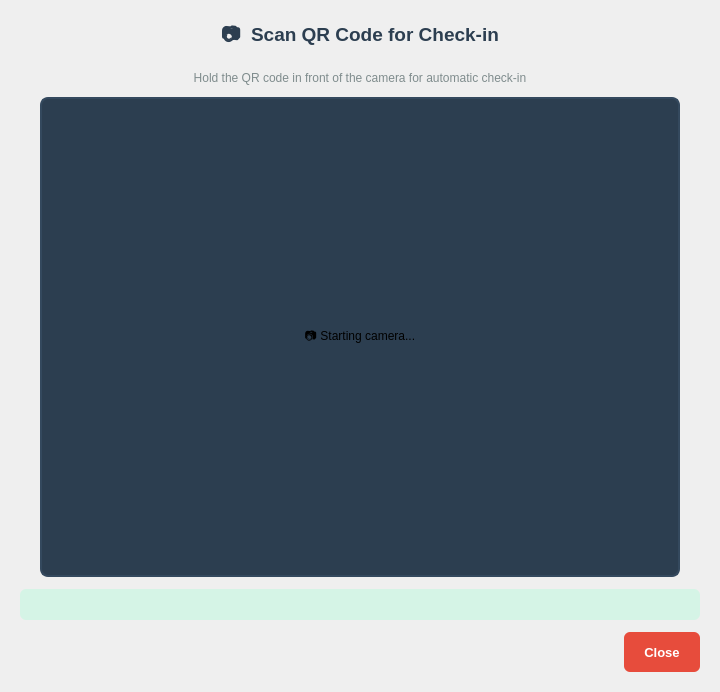
Qt form ui/QRScannerDialog.ui (khoivnk25411e/Final-Project-Programming-Techniques) before a commit.
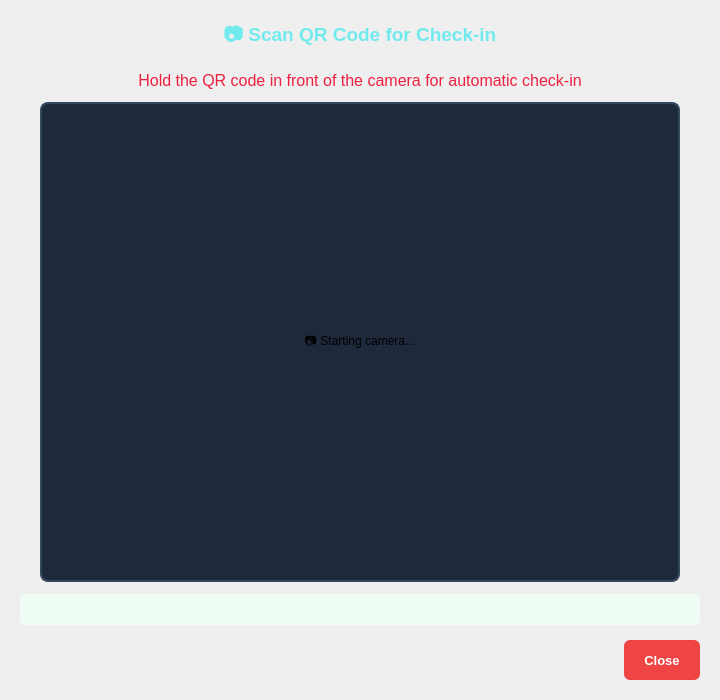
The same form after that commit.

```diff
--- a/ui/QRScannerDialog.ui
+++ b/ui/QRScannerDialog.ui
@@ -7,7 +7,7 @@
     <x>0</x>
     <y>0</y>
     <width>720</width>
-    <height>600</height>
+    <height>700</height>
    </rect>
   </property>
   <property name="windowTitle">
@@ -35,15 +35,14 @@
       <font>
        <family>Arial</family>
        <pointsize>14</pointsize>
-       <weight>75</weight>
        <bold>true</bold>
       </font>
      </property>
      <property name="styleSheet">
-      <string notr="true">color: #2c3e50; margin-bottom: 6px;</string>
+      <string notr="true">color: #1e293b; margin-bottom: 6px;</string>
      </property>
      <property name="text">
-      <string>📷  Scan QR Code for Check-in</string>
+      <string>&lt;html&gt;&lt;head/&gt;&lt;body&gt;&lt;p&gt;&lt;span style=&quot; color:#71eaed;&quot;&gt;📷  Scan QR Code for Check-in&lt;/span&gt;&lt;/p&gt;&lt;/body&gt;&lt;/html&gt;</string>
      </property>
      <property name="alignment">
       <set>Qt::AlignCenter</set>
@@ -53,10 +52,10 @@
    <item>
     <widget class="QLabel" name="lblInstruction">
      <property name="styleSheet">
-      <string notr="true">color: #7f8c8d; font-size: 12px;</string>
+      <string notr="true">color: #64748b; font-size: 12px;</string>
      </property>
      <property name="text">
-      <string>Hold the QR code in front of the camera for automatic check-in</string>
+      <string>&lt;html&gt;&lt;head/&gt;&lt;body&gt;&lt;p&gt;&lt;span style=&quot; font-size:12pt; color:#ed2140;&quot;&gt;Hold the QR code in front of the camera for automatic check-in&lt;/span&gt;&lt;/p&gt;&lt;/body&gt;&lt;/html&gt;</string>
      </property>
      <property name="alignment">
       <set>Qt::AlignCenter</set>
@@ -93,9 +92,9 @@
         </size>
        </property>
        <property name="styleSheet">
-        <string notr="true">border: 2px solid #34495e; 
-border-radius: 8px; 
-background-color: #2c3e50;</string>
+        <string notr="true">border: 2px solid #34495e;
+border-radius: 8px;
+background-color: #1e293b;</string>
        </property>
        <property name="text">
         <string>📷 Starting camera...</string>
@@ -123,11 +122,11 @@
    <item>
     <widget class="QLabel" name="lblStatus">
      <property name="styleSheet">
-      <string notr="true">color: #27ae60; 
-font-size: 13px; 
-font-weight: bold; 
-padding: 8px; 
-background: #d5f4e6; 
+      <string notr="true">color: #16a34a;
+font-size: 13px;
+font-weight: bold;
+padding: 8px;
+background: #f0fdf4;
 border-radius: 6px;</string>
      </property>
      <property name="text">
@@ -176,11 +175,11 @@
        </property>
        <property name="styleSheet">
         <string notr="true">QPushButton {
-    background: #e74c3c; 
-    color: white; 
+    background: #ef4444;
+    color: white;
     border-radius: 6px;
-    font-size: 13px; 
-    font-weight: bold; 
+    font-size: 13px;
+    font-weight: bold;
     padding: 0 20px;
 }
 QPushButton:hover { 
```
Left out of the diff: 36 changed lines with no effect on the pictures.
